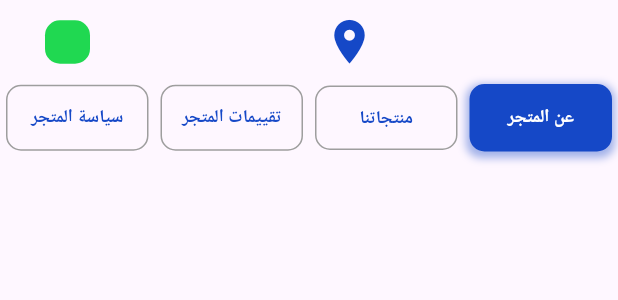
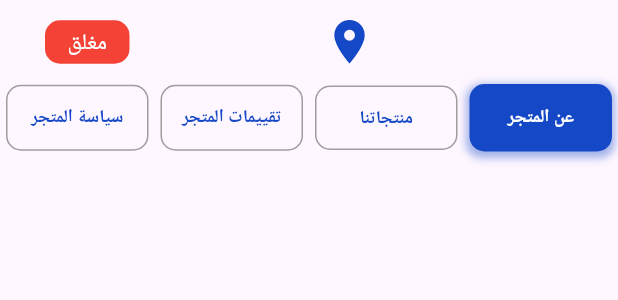
Before and after one commit to 2hmedbarabaa/ManziliAppV3, a Flutter app: the StoreTabs widget shown alone on an empty page, opened directly with empty values, on a phone screen of 412 x 824 dp. Shown: the top 300 px of the screen. Run offline on Flutter 3.47's test engine with Material 3 defaults, Android fonts, the phone set to English and light mode, and no system bars; our stand-ins replace carousel_slider, dots_indicator, file_picker, flutter_svg, font_awesome_flutter, get and 3 more; missing offline and left inert: firstsplashscreenview; accounts and stored records are empty; network calls fail.

Commit message:
fix status order in details

```diff
--- a/last_version/lib/widget/store/store_tabs.dart
+++ b/last_version/lib/widget/store/store_tabs.dart
@@ -11,7 +11,8 @@ class StoreTabs extends StatelessWidget {
     super.key,
     required this.selectedTabIndex,
     required this.onTabSelected,
-    required this.status, required this.addrees,
+    required this.status,
+    required this.addrees,
   });
 
   @override
@@ -35,11 +36,12 @@ class StoreTabs extends StatelessWidget {
                       padding: const EdgeInsets.symmetric(
                           horizontal: 15, vertical: 4),
                       decoration: BoxDecoration(
-                        color: Color(0xFF20D851),
+                        color:
+                            status == 'Open' ? Color(0xFF20D851) : Colors.red,
                         borderRadius: BorderRadius.circular(10),
                       ),
                       child: Text(
-                        status,
+                        status == 'Open' ? 'مفتوح' : 'مغلق',
                         style: TextStyle(
                             color:
                                 status == 'مفتوح' ? Colors.white : Colors.white,
```
Also changed, not shown: last_version/lib/widget/store/storeInfo_section.dart (+11 -9 lines).
